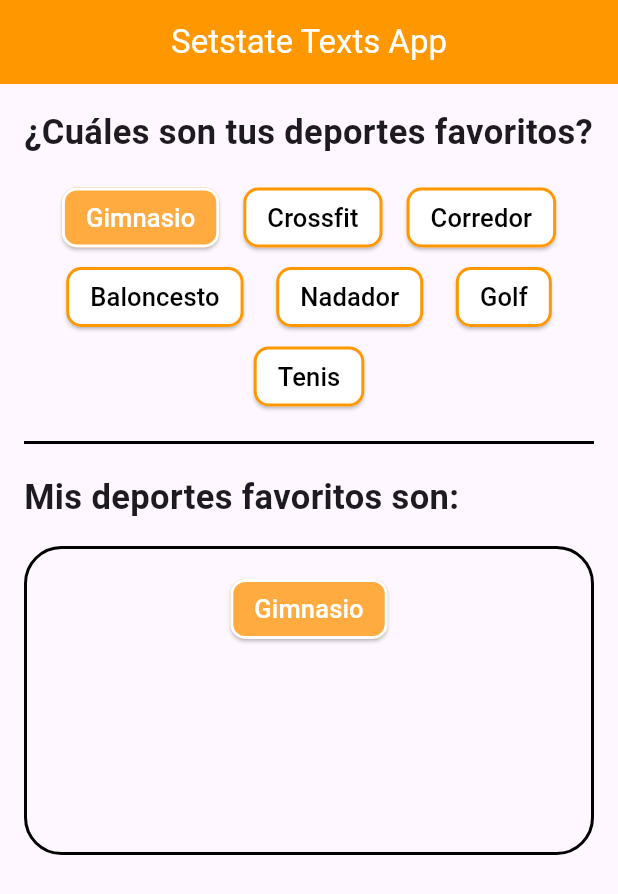
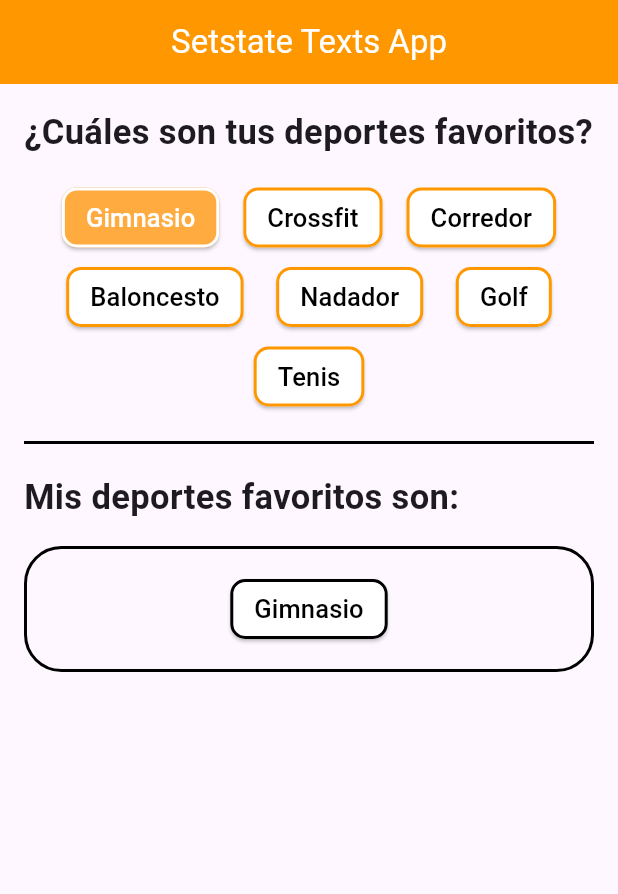
Before and after one commit to fr4nsgallegos/diceAppG14, a Flutter app: the screen it shows after launch, after a tap on "Gimnasio", on a phone screen of 412 x 824 dp. Shown: the top 894 px of the screen. Run offline on Flutter 3.47's test engine with Material 3 defaults, Android fonts, the phone set to English and light mode, and no system bars.

```diff
--- a/lib/pages/deports_favorites_page.dart
+++ b/lib/pages/deports_favorites_page.dart
@@ -22,7 +22,7 @@ class _DeportsFavoritesPageState extends State<DeportsFavoritesPage> {
     );
   }
 
-  Widget _buildDeportButton(DeportModel deportModel) {
+  Widget _buildDeportButton(DeportModel deportModel, bool isBotonInferior) {
     return ElevatedButton(
       onPressed: () {
         if (!deportModel.isFavorite) {
@@ -37,14 +37,24 @@ class _DeportsFavoritesPageState extends State<DeportsFavoritesPage> {
       child: Text(deportModel.nombre, style: TextStyle(fontSize: 17)),
       style: ElevatedButton.styleFrom(
         padding: EdgeInsets.symmetric(vertical: 4, horizontal: 16),
-        backgroundColor: deportModel.isFavorite
+        backgroundColor: isBotonInferior
+            ? Colors.white
+            : deportModel.isFavorite
             ? Colors.orangeAccent
             : Colors.white,
-        foregroundColor: deportModel.isFavorite ? Colors.white : Colors.black,
+        foregroundColor: isBotonInferior
+            ? Colors.black
+            : deportModel.isFavorite
+            ? Colors.white
+            : Colors.black,
         shape: RoundedRectangleBorder(
           borderRadius: BorderRadiusGeometry.circular(10),
           side: BorderSide(
-            color: deportModel.isFavorite ? Colors.white : Colors.orange,
+            color: isBotonInferior
+                ? Colors.black
+                : deportModel.isFavorite
+                ? Colors.white
+                : Colors.orange,
             width: 2,
           ),
         ),
@@ -76,7 +86,7 @@ class _DeportsFavoritesPageState extends State<DeportsFavoritesPage> {
                 alignment: WrapAlignment.spaceAround,
                 children: [
                   for (int i = 0; i < deportList.length; i++)
-                    _buildDeportButton(deportList[i]),
+                    _buildDeportButton(deportList[i], false),
                 ],
               ),
             ),
@@ -86,7 +96,9 @@ class _DeportsFavoritesPageState extends State<DeportsFavoritesPage> {
             Container(
               padding: EdgeInsets.all(16),
               width: screenWidth,
-              height: screenWidth / 2,
+              height: favoriteDeportModelList.length == 0
+                  ? screenWidth / 2
+                  : null,
               decoration: BoxDecoration(
                 borderRadius: BorderRadius.circular(25),
                 border: Border.all(color: Colors.black, width: 2),
@@ -97,7 +109,7 @@ class _DeportsFavoritesPageState extends State<DeportsFavoritesPage> {
                 alignment: WrapAlignment.spaceAround,
                 children: [
                   for (int i = 0; i < favoriteDeportModelList.length; i++)
-                    _buildDeportButton(favoriteDeportModelList[i]),
+                    _buildDeportButton(favoriteDeportModelList[i], true),
                 ],
               ),
             ),
```
